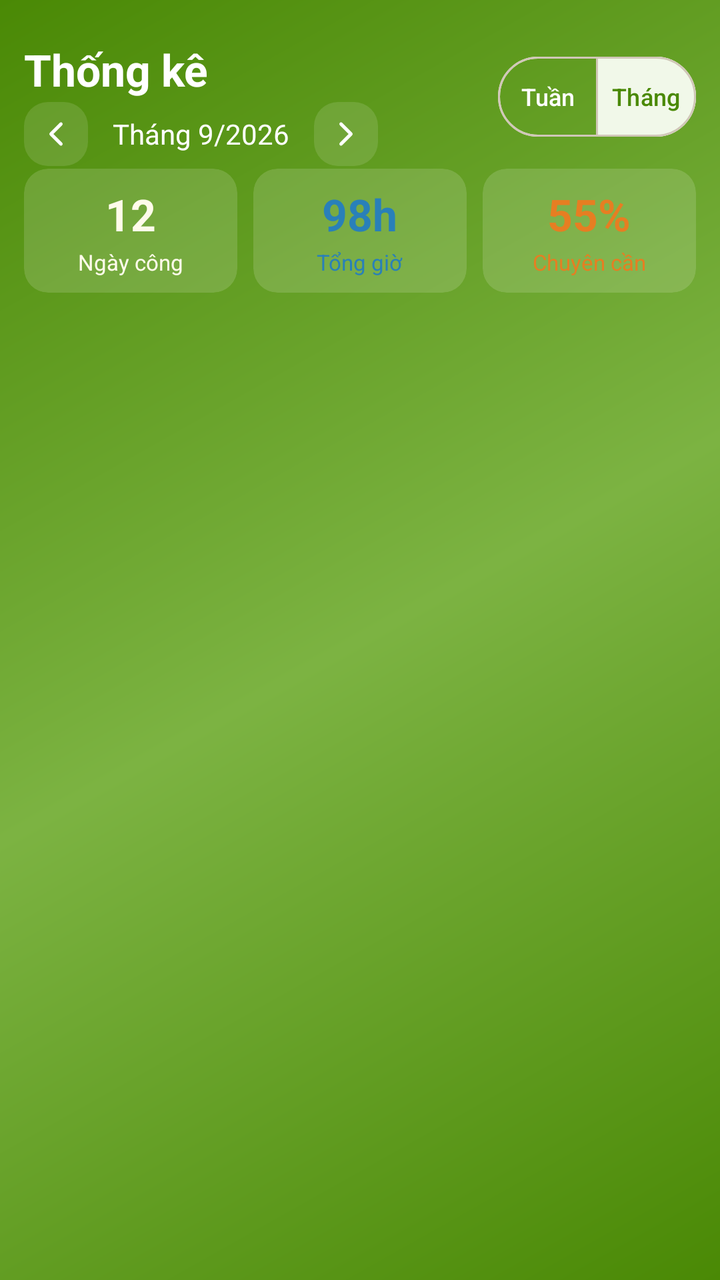
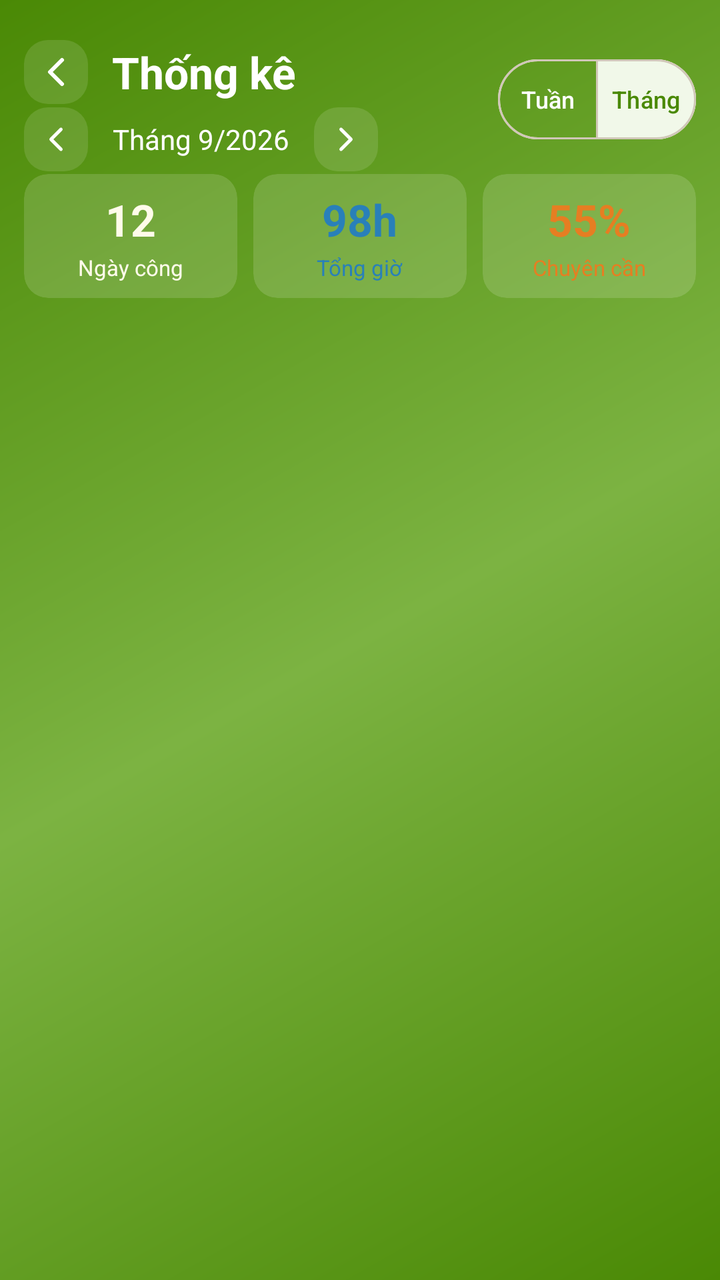

Compare the two renders of this Android layout. The source of the first and the diff that turns it into the second are given below.
<!-- AndroidManifest.xml: application theme Theme.AttendanceApp -->
<!-- res/layout/layout_statistic_header.xml -->
<?xml version="1.0" encoding="utf-8"?>
<androidx.constraintlayout.widget.ConstraintLayout
    xmlns:android="http://schemas.android.com/apk/res/android"
    xmlns:app="http://schemas.android.com/apk/res-auto"
    xmlns:tools="http://schemas.android.com/tools"
    android:id="@+id/layout_header"
    android:layout_width="match_parent"
    android:layout_height="wrap_content"
    android:background="@drawable/bg_card_gradient"
    android:paddingVertical="@dimen/spacing_xl"
    android:paddingHorizontal="@dimen/spacing_m">

    
    <TextView
        android:id="@+id/tv_screen_title"
        style="@style/TitleTextLargeStyle"
        android:layout_width="0dp"
        android:layout_height="wrap_content"
        android:text="Thống kê"
        android:textColor="?attr/colorOnPrimary"
        app:layout_constraintEnd_toStartOf="@id/toggle_group_time"
        app:layout_constraintStart_toStartOf="parent"
        app:layout_constraintTop_toTopOf="parent" />

    
    <ImageView
        android:id="@+id/btn_prev_month"
        android:layout_width="@dimen/icon_size_xl"
        android:layout_height="@dimen/icon_size_xl"
        android:layout_marginTop="@dimen/spacing_s"
        android:background="@drawable/bg_time_chip"
        android:clickable="true"
        android:contentDescription="Tháng trước"
        android:focusable="true"
        android:padding="@dimen/spacing_xs"
        android:src="@drawable/ic_chevron_left"
        app:layout_constraintBottom_toBottomOf="@+id/tv_header_subtitle"
        app:layout_constraintStart_toStartOf="parent"
        app:layout_constraintTop_toBottomOf="@id/tv_screen_title"
        app:tint="?attr/colorOnPrimary" />

    <TextView
        android:id="@+id/tv_header_subtitle"
        style="@style/BodyTextMediumStyle"
        android:layout_width="wrap_content"
        android:layout_height="wrap_content"
        android:layout_marginTop="@dimen/spacing_s"
        android:text="Tháng 9/2026"
        android:textColor="?attr/colorOnPrimary"
        app:layout_constraintEnd_toStartOf="@id/btn_next_month"
        app:layout_constraintStart_toEndOf="@id/btn_prev_month"
        app:layout_constraintTop_toBottomOf="@id/tv_screen_title" />

    <ImageView
        android:id="@+id/btn_next_month"
        android:layout_width="@dimen/icon_size_xl"
        android:layout_height="@dimen/icon_size_xl"
        android:layout_marginTop="@dimen/spacing_s"
        android:background="@drawable/bg_time_chip"
        android:layout_marginEnd="60dp"
        android:clickable="true"
        android:contentDescription="Tháng sau"
        android:focusable="true"
        android:padding="@dimen/spacing_xs"
        android:src="@drawable/ic_chevron_right"
        app:layout_constraintBottom_toBottomOf="@+id/tv_header_subtitle"
        app:layout_constraintEnd_toStartOf="@id/toggle_group_time"
        app:layout_constraintTop_toBottomOf="@id/tv_screen_title"
        app:tint="?attr/colorOnPrimary" />

    
    <com.google.android.material.button.MaterialButtonToggleGroup
        android:id="@+id/toggle_group_time"
        android:layout_width="wrap_content"
        android:layout_height="@dimen/button_height_m"
        app:checkedButton="@id/btn_mode_month"
        app:layout_constraintBottom_toBottomOf="@+id/tv_header_subtitle"
        app:layout_constraintEnd_toEndOf="parent"
        app:layout_constraintTop_toTopOf="parent"
        app:selectionRequired="true"
        app:singleSelection="true">

        <com.google.android.material.button.MaterialButton
            android:id="@+id/btn_mode_week"
            style="@style/Widget.Material3.Button.OutlinedButton"
            android:layout_width="50dp"
            android:layout_height="match_parent"
            android:paddingHorizontal="@dimen/spacing_3xs"
            android:text="Tuần"
            android:textColor="?attr/colorOnPrimary"
            android:textSize="@dimen/text_size_label_medium" />

        <com.google.android.material.button.MaterialButton
            android:id="@+id/btn_mode_month"
            style="@style/Widget.Material3.Button.OutlinedButton"
            android:layout_width="50dp"
            android:layout_height="match_parent"
            android:paddingHorizontal="@dimen/spacing_3xs"
            android:text="Tháng"
            android:textColor="?attr/colorPrimary"
            android:textSize="@dimen/text_size_label_medium" />
    </com.google.android.material.button.MaterialButtonToggleGroup>

    
    <LinearLayout
        android:id="@+id/layout_stats_grid"
        android:layout_width="match_parent"
        android:layout_height="wrap_content"
        android:layout_marginTop="@dimen/spacing_s"
        android:baselineAligned="false"
        android:orientation="horizontal"
        app:layout_constraintTop_toBottomOf="@id/tv_header_subtitle">

        
        <com.google.android.material.card.MaterialCardView
            style="@style/WaterCard"
            android:layout_width="0dp"
            android:layout_height="wrap_content"
            android:layout_marginEnd="@dimen/spacing_s"
            android:layout_weight="1">

            <LinearLayout
                android:layout_width="match_parent"
                android:layout_height="wrap_content"
                android:gravity="center"
                android:orientation="vertical"
                android:paddingVertical="@dimen/spacing_s">

                <TextView
                    android:id="@+id/tv_header_work_days"
                    style="@style/TitleTextLargeStyle"
                    android:layout_width="wrap_content"
                    android:layout_height="wrap_content"
                    android:text="12"
                    android:textColor="?attr/colorSurface" />

                <TextView
                    android:layout_width="wrap_content"
                    android:layout_height="wrap_content"
                    android:layout_marginTop="@dimen/spacing_3xs"
                    android:text="Ngày công"
                    android:textColor="?attr/colorSurface"
                    android:textSize="@dimen/text_size_body_small" />
            </LinearLayout>
        </com.google.android.material.card.MaterialCardView>

        
        <com.google.android.material.card.MaterialCardView
            style="@style/WaterCard"
            android:layout_width="0dp"
            android:layout_height="wrap_content"
            android:layout_marginEnd="@dimen/spacing_s"
            android:layout_weight="1">

            <LinearLayout
                android:layout_width="match_parent"
                android:layout_height="wrap_content"
                android:gravity="center"
                android:orientation="vertical"
                android:paddingVertical="@dimen/spacing_s">

                <TextView
                    android:id="@+id/tv_header_total_hours"
                    style="@style/TitleTextLargeStyle"
                    android:layout_width="wrap_content"
                    android:layout_height="wrap_content"
                    android:text="98h"
                    android:textColor="?attr/colorAttendanceEarlyLeave" />

                <TextView
                    android:layout_width="wrap_content"
                    android:layout_height="wrap_content"
                    android:layout_marginTop="@dimen/spacing_3xs"
                    android:text="Tổng giờ"
                    android:textColor="?attr/colorAttendanceEarlyLeave"
                    android:textSize="@dimen/text_size_body_small" />
            </LinearLayout>
        </com.google.android.material.card.MaterialCardView>

        
        <com.google.android.material.card.MaterialCardView
            style="@style/WaterCard"
            android:layout_width="0dp"
            android:layout_height="wrap_content"
            android:layout_weight="1">

            <LinearLayout
                android:layout_width="match_parent"
                android:layout_height="wrap_content"
                android:gravity="center"
                android:orientation="vertical"
                android:paddingVertical="@dimen/spacing_s">

                <TextView
                    android:id="@+id/tv_header_attendance_rate"
                    style="@style/TitleTextLargeStyle"
                    android:layout_width="wrap_content"
                    android:layout_height="wrap_content"
                    android:text="55%"
                    android:textColor="?attr/colorAttendanceLate" />

                <TextView
                    android:layout_width="wrap_content"
                    android:layout_height="wrap_content"
                    android:layout_marginTop="@dimen/spacing_3xs"
                    android:text="Chuyên cần"
                    android:textColor="?attr/colorAttendanceLate"
                    android:textSize="@dimen/text_size_body_small" />
            </LinearLayout>
        </com.google.android.material.card.MaterialCardView>

    </LinearLayout>

</androidx.constraintlayout.widget.ConstraintLayout>
<!-- resources referenced by this layout -->
<resources>
  <dimen name="button_height_m">48dp</dimen>
  <dimen name="icon_size_xl">32dp</dimen>
  <dimen name="spacing_3xs">2dp</dimen>
  <dimen name="spacing_m">12dp</dimen>
  <dimen name="spacing_s">8dp</dimen>
  <dimen name="spacing_xl">20dp</dimen>
  <dimen name="spacing_xs">6dp</dimen>
  <dimen name="text_size_body_small">11sp</dimen>
  <dimen name="text_size_label_medium">12sp</dimen>
  <!-- drawable bg_time_chip (drawable) -->
  <?xml version="1.0" encoding="utf-8"?>
  <shape xmlns:android="http://schemas.android.com/apk/res/android"
      android:shape="rectangle">
      <solid android:color="#1FFFFFFF" />
      <corners android:radius="@dimen/radius_m" />
  </shape>
  <style name="BodyTextMediumStyle">
          <item name="android:textSize">@dimen/text_size_body_medium</item>
          <item name="android:textStyle">normal</item>
          <item name="android:textColor">?attr/colorOnSurfaceVariant</item>
      </style>
  <style name="TitleTextLargeStyle">
          <item name="android:textSize">@dimen/text_size_title_large</item>
          <item name="android:textStyle">bold</item>
          <item name="android:textColor">?attr/colorOnSurface</item>
      </style>
  <style name="Theme.AttendanceApp" parent="Theme.AttendanceApp.Avocado" />
  <dimen name="radius_m">12dp</dimen>
  <dimen name="text_size_body_medium">14sp</dimen>
  <dimen name="text_size_title_large">22sp</dimen>
  <dimen name="elevation_none">0dp</dimen>
  <dimen name="border_none">0dp</dimen>
  <color name="md_theme_light_primary">#4A8905</color>
  <color name="md_theme_light_onPrimary">#FFFFFF</color>
  <color name="md_theme_light_primaryContainer">#E2F0D3</color>
  <color name="md_theme_light_onPrimaryContainer">#14240B</color>
  <color name="md_theme_light_secondary">#7CB342</color>
  <color name="md_theme_light_onSecondary">#FFFFFF</color>
  <color name="md_theme_light_secondaryContainer">#F1F8E9</color>
  <color name="md_theme_light_onSecondaryContainer">#254106</color>
  <color name="md_theme_light_background">#FFFDF5</color>
  <color name="md_theme_light_onBackground">#1C1C16</color>
  <color name="md_theme_light_surface">#FFFBEA</color>
  <color name="md_theme_light_onSurface">#1C1C16</color>
  <color name="md_theme_light_surfaceVariant">#FFF4D1</color>
  <color name="md_theme_light_onSurfaceVariant">#4C4739</color>
  <color name="md_theme_light_outline">#D0C7B8</color>
  <color name="md_theme_light_outlineVariant">#EBE1D1</color>
  <color name="md_theme_light_error">#BA1A1A</color>
  <color name="md_theme_light_onError">#FFFFFF</color>
  <color name="md_theme_light_errorContainer">#FFDAD6</color>
  <color name="md_theme_light_onErrorContainer">#410002</color>
  <color name="attendance_present">#1B5E20</color>
  <color name="attendance_present_container">#E6FFD2</color>
  <color name="attendance_late">#E67E22</color>
  <color name="attendance_late_container">#FFEDD7</color>
  <color name="attendance_absent">#C0392B</color>
  <color name="attendance_absent_container">#FFE0DA</color>
  <color name="attendance_leave">#8E24AA</color>
  <color name="attendance_leave_container">#FDEBFF</color>
  <color name="attendance_not_checked">#5D6D7E</color>
  <color name="attendance_not_checked_container">#F2F4F4</color>
  <color name="attendance_weekend">#A9C6D9</color>
  <color name="attendance_weekend_container">#EEF6FB</color>
  <color name="attendance_early_leave">#2980B9</color>
  <color name="attendance_early_leave_container">#EBF5FB</color>
  <color name="attendance_present_card">#F0F9E6</color>
  <color name="attendance_late_card">#FFF5EB</color>
  <color name="attendance_absent_card">#FFF0EE</color>
  <color name="attendance_leave_card">#FAF5FC</color>
  <color name="attendance_not_checked_card">#F7F8F8</color>
  <color name="attendance_weekend_card">#F4F8FB</color>
  <color name="attendance_early_leave_card">#F2F8FC</color>
  <!-- unchanged entries left out for length: 6 -->
</resources>

<!-- the commit's change to res/layout/layout_statistic_header.xml (unified diff, before → after) -->
@@ -11,16 +11,34 @@
     android:paddingHorizontal="@dimen/spacing_m">
 
     
+    <ImageView
+        android:id="@+id/btn_back"
+        android:layout_width="@dimen/icon_size_xl"
+        android:layout_height="@dimen/icon_size_xl"
+        android:background="@drawable/bg_time_chip"
+        android:clickable="true"
+        android:contentDescription="Quay lại"
+        android:focusable="true"
+        android:padding="@dimen/spacing_2xs"
+        android:rotation="180"
+        android:src="@drawable/ic_chevron_right"
+        app:layout_constraintStart_toStartOf="parent"
+        app:layout_constraintTop_toTopOf="parent"
+        app:tint="?attr/colorOnPrimary" />
+
+    
     <TextView
         android:id="@+id/tv_screen_title"
         style="@style/TitleTextLargeStyle"
         android:layout_width="0dp"
         android:layout_height="wrap_content"
+        android:layout_marginStart="@dimen/spacing_m"
         android:text="Thống kê"
         android:textColor="?attr/colorOnPrimary"
+        app:layout_constraintBottom_toBottomOf="@id/btn_back"
         app:layout_constraintEnd_toStartOf="@id/toggle_group_time"
-        app:layout_constraintStart_toStartOf="parent"
-        app:layout_constraintTop_toTopOf="parent" />
+        app:layout_constraintStart_toEndOf="@id/btn_back"
+        app:layout_constraintTop_toTopOf="@id/btn_back" />
 
     
     <ImageView
@@ -36,7 +54,7 @@
         android:src="@drawable/ic_chevron_left"
         app:layout_constraintBottom_toBottomOf="@+id/tv_header_subtitle"
         app:layout_constraintStart_toStartOf="parent"
-        app:layout_constraintTop_toBottomOf="@id/tv_screen_title"
+        app:layout_constraintTop_toBottomOf="@id/btn_back"
         app:tint="?attr/colorOnPrimary" />
 
     <TextView
@@ -49,7 +67,7 @@
         android:textColor="?attr/colorOnPrimary"
         app:layout_constraintEnd_toStartOf="@id/btn_next_month"
         app:layout_constraintStart_toEndOf="@id/btn_prev_month"
-        app:layout_constraintTop_toBottomOf="@id/tv_screen_title" />
+        app:layout_constraintTop_toBottomOf="@id/btn_back" />
 
     <ImageView
         android:id="@+id/btn_next_month"
@@ -65,7 +83,7 @@
         android:src="@drawable/ic_chevron_right"
         app:layout_constraintBottom_toBottomOf="@+id/tv_header_subtitle"
         app:layout_constraintEnd_toStartOf="@id/toggle_group_time"
-        app:layout_constraintTop_toBottomOf="@id/tv_screen_title"
+        app:layout_constraintTop_toBottomOf="@id/btn_back"
         app:tint="?attr/colorOnPrimary" />
 
     
<!-- resource entries referenced after the edit -->
@@ -2,6 +2,7 @@
 <resources>
   <dimen name="button_height_m">48dp</dimen>
   <dimen name="icon_size_xl">32dp</dimen>
+  <dimen name="spacing_2xs">4dp</dimen>
   <dimen name="spacing_3xs">2dp</dimen>
   <dimen name="spacing_m">12dp</dimen>
   <dimen name="spacing_s">8dp</dimen>
